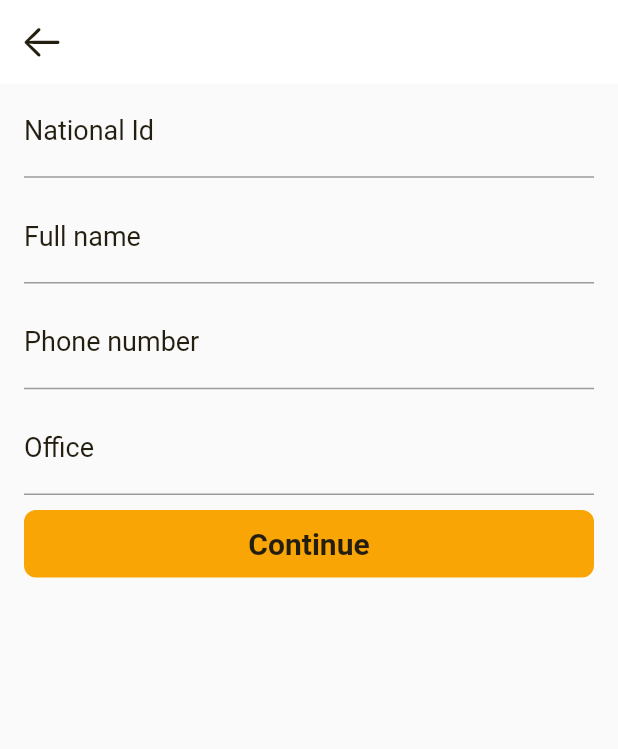
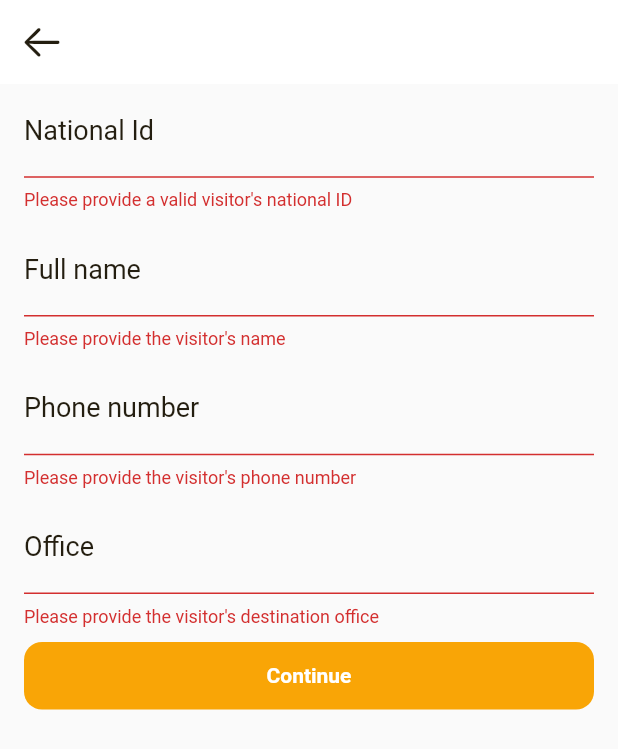
Before and after one commit to therealkirko/gatey-app, a Flutter app: the CreateVisitScreen screen opened directly, after a tap on "Continue", on a phone screen of 412 x 824 dp. Shown: the top 749 px of the screen. Run offline on Flutter 3.47's test engine with Material 2 defaults, Android fonts, the phone set to English and light mode, and no system bars; our stand-ins replace flutter_secure_storage, get; accounts and stored records are empty.

Commit message:
Added features to add a visit

```diff
--- a/lib/main.dart
+++ b/lib/main.dart
@@ -1,4 +1,5 @@
 import 'package:flutter/material.dart';
+import 'package:flutter_secure_storage/flutter_secure_storage.dart';
 import 'package:gatey/src/pages/login/index.dart';
 import 'package:gatey/src/route/index.dart';
 import 'package:get/get.dart';
@@ -6,8 +7,10 @@ import 'package:get/get.dart';
 import 'src/theme/index.dart';
 
 String? token;
+final _storage = FlutterSecureStorage();
 void main() async{
   WidgetsFlutterBinding.ensureInitialized();
+  token = await _storage.read(key: "token");
   runApp(const MyApp());
 }
 
--- a/lib/src/controllers/login_controller.dart
+++ b/lib/src/controllers/login_controller.dart
@@ -51,6 +51,5 @@ class SigninController extends GetxController with BaseController {
 
   void storeToken(token) async {
     await storage.write(key: "token", value: token);
-    print('Token stored');
   }
 }
--- /dev/null
+++ b/lib/src/controllers/visits_controller.dart
@@ -0,0 +1,45 @@
+import 'package:flutter/material.dart';
+import 'package:gatey/src/controllers/base_controller.dart';
+import 'package:gatey/src/services/visit_service.dart';
+import 'package:gatey/src/utilities/dialog_utility.dart';
+import 'package:get/get.dart';
+
+class VisitController extends GetxController with BaseController {
+  var isLoading = false.obs;
+  late TextEditingController nationalIdController;
+  late TextEditingController nameController;
+  late TextEditingController phoneController;
+  late TextEditingController destinationController;
+
+  @override
+  void onInit() {
+    nationalIdController = TextEditingController();
+    nameController = TextEditingController();
+    phoneController = TextEditingController();
+    destinationController = TextEditingController();
+    super.onInit();
+  }
+
+  @override
+  void onClose() {
+    nationalIdController.dispose();
+    nameController.dispose();
+    phoneController.dispose();
+    destinationController.dispose();
+    super.onClose();
+  }
+
+  void request() async {
+    isLoading.value = true;
+    var nationalId = nationalIdController.text;
+    var name = nameController.text;
+    var phone = phoneController.text;
+    var destination = destinationController.text;
+
+    await VisitService().CreateVisit(nationalId, name, phone, destination).then((value) {
+      DialogHelper.showSuccessDialog(message: "You have successfully Logged in.");
+    }).catchError((error) {
+      handleError(error);
+    }).whenComplete(() => isLoading(false));
+  }
+}
--- a/lib/src/pages/home/index.dart
+++ b/lib/src/pages/home/index.dart
@@ -15,7 +15,7 @@ class HomeScreen extends StatelessWidget {
         onPressed: () => Navigator.push(
           context,
           MaterialPageRoute(
-            builder: (context) => const CreateVisitScreen()
+            builder: (context) => CreateVisitScreen()
           )
         ),
         isExtended: true,
--- a/lib/src/pages/visit/create.dart
+++ b/lib/src/pages/visit/create.dart
@@ -1,9 +1,13 @@
 import 'package:flutter/cupertino.dart';
+import 'package:gatey/src/controllers/visits_controller.dart';
+import 'package:gatey/src/theme/index.dart';
 import 'package:flutter/material.dart';
-import 'package:gatey/src/theme/index.dart';
+import 'package:get/get.dart';
 
 class CreateVisitScreen extends StatelessWidget {
-  const CreateVisitScreen({Key? key}) : super(key: key);
+  CreateVisitScreen({Key? key}) : super(key: key);
+  final VisitController _controller = Get.put(VisitController());
+  final GlobalKey<FormState> _formKey = GlobalKey<FormState>();
 
   @override
   Widget build(BuildContext context) {
@@ -24,12 +28,21 @@ class CreateVisitScreen extends StatelessWidget {
       body: SingleChildScrollView(
         child: Padding(
           padding: const EdgeInsets.fromLTRB(16, 2, 16, 2),
+          child: Form(
+            key: _formKey,
             child: Column(
               mainAxisAlignment: MainAxisAlignment.center,
               crossAxisAlignment: CrossAxisAlignment.start,
               children: [
-              const TextField(
-                decoration: InputDecoration(
+                TextFormField(
+                  controller: _controller.nationalIdController,
+                  validator: (value) {
+                    if(value!.isEmpty) {
+                      return "Please provide a valid visitor's national ID";
+                    }
+                    return null;
+                  },
+                  decoration: const InputDecoration(
                     labelText: 'National Id',
                     labelStyle: TextStyle(
                       color: textColor,
@@ -38,8 +51,15 @@ class CreateVisitScreen extends StatelessWidget {
                   ),
                 ),
                 const SizedBox(height: 10),
-              const TextField(
-                decoration: InputDecoration(
+                TextFormField(
+                  controller: _controller.nameController,
+                  validator: (value) {
+                    if(value!.isEmpty) {
+                      return "Please provide the visitor's name";
+                    }
+                    return null;
+                  },
+                  decoration: const InputDecoration(
                     labelText: 'Full name',
                     labelStyle: TextStyle(
                       color: textColor,
@@ -48,8 +68,15 @@ class CreateVisitScreen extends StatelessWidget {
                   ),
                 ),
                 const SizedBox(height: 10),
-              const TextField(
-                decoration: InputDecoration(
+                TextFormField(
+                  controller: _controller.phoneController,
+                  validator: (value) {
+                    if(value!.isEmpty) {
+                      return "Please provide the visitor's phone number";
+                    }
+                    return null;
+                  },
+                  decoration: const InputDecoration(
                     labelText: 'Phone number',
                     labelStyle: TextStyle(
                       color: textColor,
@@ -58,8 +85,15 @@ class CreateVisitScreen extends StatelessWidget {
                   ),
                 ),
                 const SizedBox(height: 10),
-              const TextField(
-                decoration: InputDecoration(
+                TextFormField(
+                  controller: _controller.destinationController,
+                  validator: (value) {
+                    if(value!.isEmpty) {
+                      return "Please provide the visitor's destination office";
+                    }
+                    return null;
+                  },
+                  decoration: const InputDecoration(
                     labelText: 'Office',
                     labelStyle: TextStyle(
                       color: textColor,
@@ -68,29 +102,39 @@ class CreateVisitScreen extends StatelessWidget {
                   ),
                 ),
                 const SizedBox(height: 10),
-              SizedBox(
+                Obx(() => SizedBox(
                   height: 45,
                   width: double.infinity,
-                child: ElevatedButton(
-                  onPressed: () {},
+                  child: (_controller.isLoading.isTrue)
+                  ? const Center(
+                      child: CircularProgressIndicator.adaptive(
+                        strokeWidth: 4,
+                      ),
+                    )
+                  : ElevatedButton(
+                      onPressed: () {
+                        if(_formKey.currentState!.validate()) {
+                          _controller.request();
+                        }
+                      },
                       style: ElevatedButton.styleFrom(
+                        primary: mainColor,
                         elevation: 0,
-                    primary: mainColor,
                         shape: RoundedRectangleBorder(
-                      borderRadius: BorderRadius.circular(8),
+                          borderRadius: BorderRadius.circular(12)
                         ),
                       ),
                       child: const Text(
                         'Continue',
                         style: TextStyle(
-                      color: textColor,
-                      fontSize: 20,
+                          color: Colors.white,
                           fontWeight: FontWeight.bold
                         ),
                       ),
+                    )
+                )),
+              ],
             ),
-              ),
-            ],
           ),
         ),
       ),
--- /dev/null
+++ b/lib/src/services/visit_service.dart
@@ -0,0 +1,58 @@
+import 'dart:io';
+import 'dart:convert';
+import 'package:http/http.dart' as http;
+import 'package:gatey/src/models/message_model.dart';
+import 'package:gatey/src/utilities/exception_utility.dart';
+import 'package:flutter_secure_storage/flutter_secure_storage.dart';
+
+class VisitService {
+
+  static var _token;
+
+  static getToken() async{
+    const storage = FlutterSecureStorage();
+    _token = await storage.read(key: "token");
+  }
+
+  static _headers() => {
+    "Accept": "application/json",
+    "Authorization": "Bearer "+_token
+  };
+
+  Future<Message> CreateVisit(nationalId, name, phone, destination) async{
+    await getToken();
+    var url = Uri.parse("http://project.techara.co.ke/api/visits");
+
+    var payload = {
+      "national_id": nationalId,
+      "name": name,
+      "phone": phone,
+      "destination": destination
+    };
+
+    try {
+      var response = await http.post(url, body: payload, headers: _headers());
+      return _response(response);
+
+    } on SocketException {
+      throw FetchDataException('Error','Unable to run the request at the moment. Please try again later.');
+    }
+  }
+
+  dynamic _response(http.Response response) {
+    switch (response.statusCode) {
+      case 200:
+      case 201:
+        var res = Message.fromJson(jsonDecode(response.body));
+        return res;
+      case 400:
+        throw BadRequestException('Error', 'The credentials provided do not match.');
+      case 401:
+      case 402:
+         throw UnAuthorizedException('Unauthorized', 'Oops! You are not authorized to perform the action.');
+      case 500:
+      default:
+        throw FetchDataException('Error', 'Unable to run the request at the moment. Please try again later.');
+    }
+  }
+}
```
Also changed, not shown: lib/src/models/message_model.dart (added, +26 -0 lines), lib/src/route/index.dart (+6 -6 lines). Lines whose indentation alone changed are shown as unchanged.
